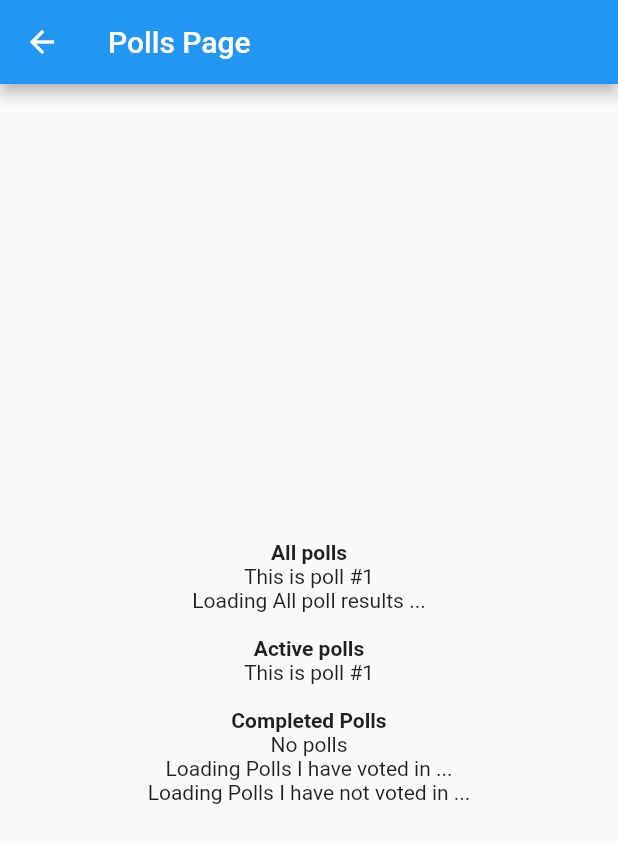
After one commit to babihutan/flutter_rx_vote, a Flutter app: the PollsPage screen opened directly, on a phone screen of 412 x 824 dp. The commit adds this screen. Shown: the top 843 px of the screen. Run offline on Flutter 3.47's test engine with Material 2 defaults, Android fonts, the phone set to English and light mode, and no system bars; our stand-ins replace cloud_firestore, firebase_core, rxdart; accounts and stored records are empty.

Commit message:
refactoring, add poll results

```diff
--- a/lib/main.dart
+++ b/lib/main.dart
@@ -1,8 +1,8 @@
 import 'package:firebase_core/firebase_core.dart';
 import 'package:flutter/material.dart';
-import 'package:flutter_rx_vote/db_service.dart';
-import 'package:flutter_rx_vote/firebase_options.dart';
-import 'package:flutter_rx_vote/sign_in_page.dart';
+import 'db_service.dart';
+import 'firebase_options.dart';
+import 'sign_in_page.dart';
 
 void main() async {
   WidgetsFlutterBinding.ensureInitialized();
--- a/lib/poll.dart
+++ b/lib/poll.dart
@@ -1,6 +1,6 @@
 import 'package:cloud_firestore/cloud_firestore.dart';
 import 'package:flutter/foundation.dart';
-import 'package:flutter_rx_vote/vote.dart';
+import 'vote.dart';
 
 class Poll implements Comparable<Poll> {
   static const String NAME = 'name';
--- /dev/null
+++ b/lib/poll_result.dart
@@ -0,0 +1,12 @@
+import 'poll.dart';
+
+class PollResult implements Comparable<PollResult> {
+  final Poll poll;
+  List<String> get answers => poll.answers;
+  final List<int> voteCounts;
+  PollResult(this.poll, this.voteCounts);
+  @override
+  int compareTo(PollResult pr) {
+    return poll.compareTo(pr.poll);
+  }
+}
--- /dev/null
+++ b/lib/poll_results_list.dart
@@ -0,0 +1,38 @@
+import 'package:flutter/material.dart';
+import 'poll_result.dart';
+
+class PollResultsList extends StatelessWidget {
+  final Stream<List<PollResult>> resultsStream;
+  final String title;
+  const PollResultsList(this.resultsStream, {required this.title, Key? key})
+      : super(key: key);
+
+  @override
+  Widget build(BuildContext context) {
+    return StreamBuilder<List<PollResult>>(
+      stream: resultsStream,
+      builder: (context, resultsListSnap) {
+        if (!resultsListSnap.hasData) {
+          return Text('Loading $title ...');
+        }
+        return Container(
+          margin: const EdgeInsets.only(top: 16),
+          child: Column(
+            children: [
+              Text(title, style: const TextStyle(fontWeight: FontWeight.w600)),
+              if (resultsListSnap.data!.isEmpty) const Text('No poll results'),
+              for (PollResult pr in resultsListSnap.data!)
+                Column(
+                  children: [
+                    Text(pr.poll.name),
+                    for (int i = 0; i < pr.poll.answers.length; i++)
+                      Text('${pr.poll.answers[i]}: ${pr.voteCounts[i]}'),
+                  ],
+                ),
+            ],
+          ),
+        );
+      },
+    );
+  }
+}
--- a/lib/polls_bloc.dart
+++ b/lib/polls_bloc.dart
@@ -1,10 +1,12 @@
 import 'package:flutter/foundation.dart';
-import 'package:flutter_rx_vote/db_service.dart';
-import 'package:flutter_rx_vote/poll.dart';
-import 'package:flutter_rx_vote/vote.dart';
 import 'package:rxdart/rxdart.dart';
+import 'db_service.dart';
+import 'poll.dart';
+import 'poll_result.dart';
+import 'vote.dart';
 
 class PollsBloc {
+
   PollsBloc() {
     debugPrint('[polls_bloc] ctor');
     allPolls.listen((polls) {
@@ -13,6 +15,7 @@ class PollsBloc {
       }
     });
   }
+
   Stream<List<Poll>> get allPolls => dbService.polls;
 
   Stream<List<Poll>> get activePolls => allPolls.map(
@@ -83,4 +86,31 @@ class PollsBloc {
           return list;
         },
       );
+
+  Stream<List<PollResult>> get allPollResults => Rx.combineLatest3(
+        allPolls,
+        dbService.votesMap,
+        dbService.myPersonId,
+        (List<Poll> polls, Map<String, List<Vote>> votesMap, String meId) {
+          final List<PollResult> list = [];
+          for (Poll poll in polls) {
+            final votes = votesMap[poll.pollId];
+            final List<int> voteCounts =
+                List<int>.filled(poll.answers.length, 0);
+            if (votes != null) {
+              for (Vote vote in votes) {
+                voteCounts[vote.answerIndex] = voteCounts[vote.answerIndex] + 1;
+              }
+            }
+            list.add(PollResult(poll, voteCounts));
+          }
+          list.sort();
+          return list;
+        },
+      );
+
+  dispose() {
+
+  }
+
 }
--- a/lib/polls_list.dart
+++ b/lib/polls_list.dart
@@ -1,5 +1,5 @@
 import 'package:flutter/material.dart';
-import 'package:flutter_rx_vote/poll.dart';
+import 'poll.dart';
 
 class PollsList extends StatelessWidget {
   final Stream<List<Poll>> pollsStream;
--- /dev/null
+++ b/lib/polls_page.dart
@@ -0,0 +1,50 @@
+import 'package:flutter/material.dart';
+import 'poll_results_list.dart';
+import 'polls_bloc.dart';
+import 'polls_list.dart';
+
+class PollsPage extends StatefulWidget {
+  const PollsPage({Key? key}) : super(key: key);
+  @override
+  createState() => _PollsPageState();
+}
+
+class _PollsPageState extends State<PollsPage> {
+
+  late PollsBloc _pollsBloc;
+
+  @override
+  void initState() {
+    super.initState();
+    _pollsBloc = PollsBloc();
+  }
+
+  @override
+  void dispose() {
+    super.dispose();
+    _pollsBloc.dispose();
+  }
+
+  @override
+  Widget build(BuildContext context) {
+    return Scaffold(
+      appBar: AppBar(
+        title: const Text('Polls Page'),
+      ),
+      body: Center(
+        child: Column(
+          mainAxisAlignment: MainAxisAlignment.center,
+          children: <Widget>[
+            PollsList(_pollsBloc.allPolls, title: 'All polls'),
+            PollResultsList(_pollsBloc.allPollResults, title: 'All poll results'),
+            PollsList(_pollsBloc.activePolls, title: 'Active polls'),
+            PollsList(_pollsBloc.completedPolls, title: 'Completed Polls'),
+            PollsList(_pollsBloc.pollsIVotedIn, title: 'Polls I have voted in'),
+            PollsList(_pollsBloc.pollsIHaveNoteVotedIn,
+                title: 'Polls I have not voted in'),
+          ],
+        ),
+      ),
+    );
+  }
+}
--- a/lib/search_bloc.dart
+++ b/lib/search_bloc.dart
@@ -1,7 +1,5 @@
 import 'dart:async';
-
 import 'package:rxdart/rxdart.dart';
-
 import 'github_api.dart';
 import 'search_state.dart';
 
--- a/lib/sign_in_page.dart
+++ b/lib/sign_in_page.dart
@@ -1,6 +1,6 @@
 import 'package:flutter/material.dart';
-import 'package:flutter_rx_vote/db_service.dart';
-import 'package:flutter_rx_vote/home_page.dart';
+import 'db_service.dart';
+import 'home_page.dart';
 
 class SignInPage extends StatelessWidget {
   const SignInPage({Key? key}) : super(key: key);
@@ -26,7 +26,7 @@ class SignInPage extends StatelessWidget {
         dbService.login(email);
         Navigator.pushReplacement(
           context,
-          MaterialPageRoute(builder: (context) => MyHomePage()),
+          MaterialPageRoute(builder: (context) => const HomePage()),
         );
       },
       child: Text('Login as $email'),
```
Also changed, not shown: lib/color_search_bloc.dart (+49 -49 lines), lib/color_search_page.dart (+35 -35 lines), lib/color_search_service.dart (+34 -34 lines), lib/db_service.dart (+4 -3 lines), lib/home_page.dart (+10 -21 lines), lib/signup_bloc.dart (+9 -8 lines), lib/signup_page.dart (+22 -6 lines).
